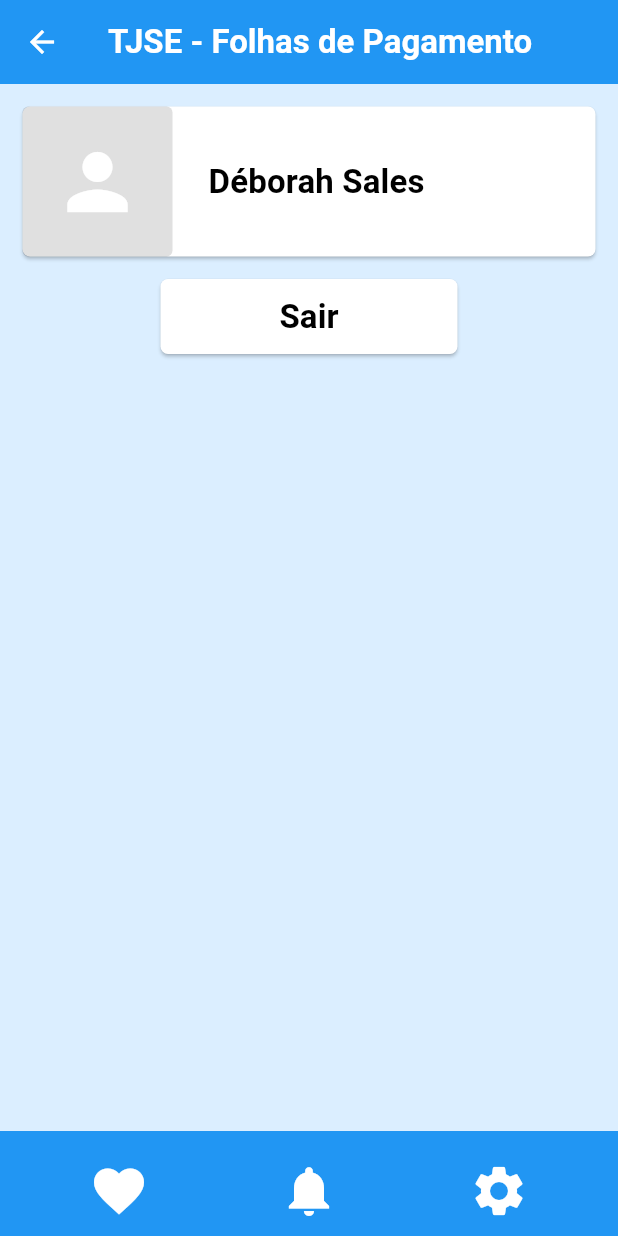
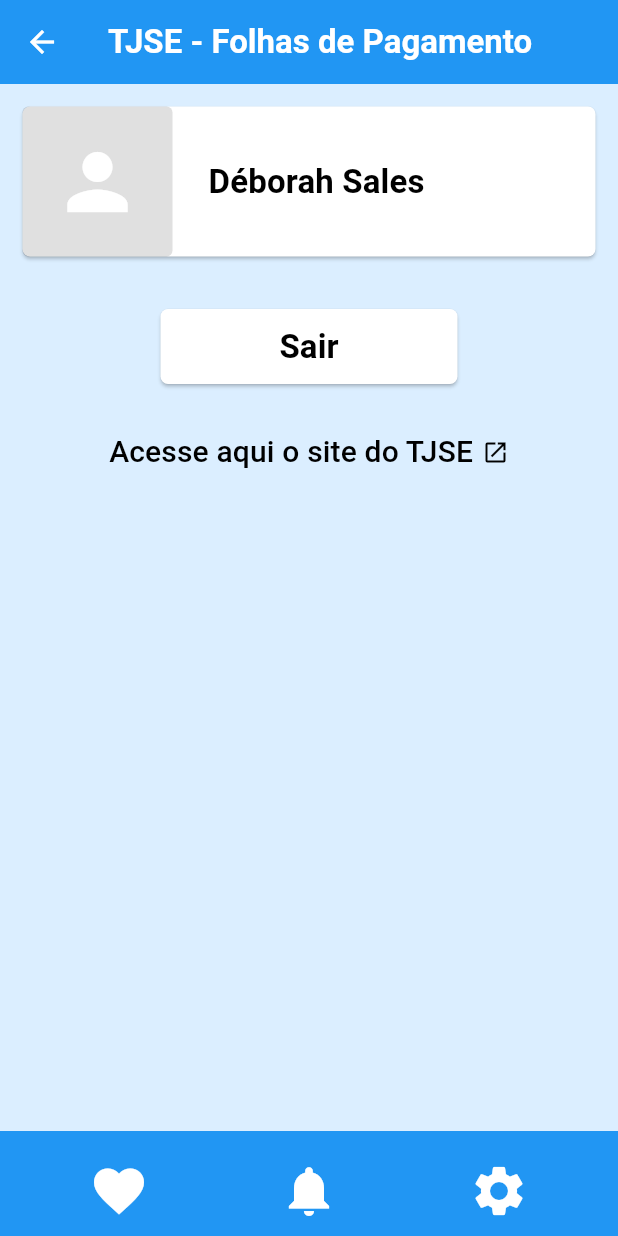
Before and after one commit to deborahsales/tjse_app, a Flutter app: the ExemploNomeScreen screen opened directly, after a tap on the "settings" icon, on a phone screen of 412 x 824 dp. Run offline on Flutter 3.47's test engine with Material 3 defaults, Android fonts, the phone set to English and light mode, and no system bars.

Commit message:
Inserindo link do tjse

```diff
--- a/lib/exemplos/exemplo_nome_screen.dart
+++ b/lib/exemplos/exemplo_nome_screen.dart
@@ -77,22 +77,22 @@
                   'Lotação XXX\nCargo XXX\nR\$ XX.XXXX,XX',
                   "XXXXXX\nXXXXXX\nXXXXXX\nXXXXXX"),
               Resultado(
-                  'Janeiro',
+                  'Fevereiro',
                   '2023',
                   'Lotação XXX\nCargo XXX\nR\$ XX.XXXX,XX',
                   "XXXXXX\nXXXXXX\nXXXXXX\nXXXXXX"),
               Resultado(
-                  'Janeiro',
+                  'Março',
                   '2023',
                   'Lotação XXX\nCargo XXX\nR\$ XX.XXXX,XX',
                   "XXXXXX\nXXXXXX\nXXXXXX\nXXXXXX"),
               Resultado(
-                  'Janeiro',
+                  'Abril',
                   '2023',
                   'Lotação XXX\nCargo XXX\nR\$ XX.XXXX,XX',
                   "XXXXXX\nXXXXXX\nXXXXXX\nXXXXXX"),
               Resultado(
-                  'Janeiro',
+                  'Maio',
                   '2023',
                   'Lotação XXX\nCargo XXX\nR\$ XX.XXXX,XX',
                   "XXXXXX\nXXXXXX\nXXXXXX\nXXXXXX")
--- a/lib/screens/perfil_screen.dart
+++ b/lib/screens/perfil_screen.dart
@@ -3,6 +3,7 @@
 import 'package:disp_moveis/screens/favoritos_screen.dart';
 import 'package:disp_moveis/screens/notificacoes_screen.dart';
 import '../components/perfil.dart';
+import 'package:url_launcher/url_launcher.dart';
 
 class PerfilScreen extends StatefulWidget {
   const PerfilScreen({super.key});
@@ -12,6 +13,8 @@
 }
 
 class _PerfilScreenState extends State<PerfilScreen> {
+  final tjseUri = Uri.parse('https://www.tjse.jus.br/transparencia-publico/inicio');
+
   @override
   Widget build(BuildContext context) {
     return Scaffold(
@@ -29,10 +32,12 @@
       ),
       body: ListView(children: [
         const Perfil("Déborah Sales"),
-        Row(
-          mainAxisAlignment: MainAxisAlignment.center,
+        Column(
+          crossAxisAlignment: CrossAxisAlignment.center,
           children: [
-            ElevatedButton(
+            Padding(
+              padding: const EdgeInsets.all(20),
+              child: ElevatedButton(
                   onPressed: () {
                     Navigator.push(
                       context,
@@ -62,6 +67,29 @@
                       ],
                     ),
                   )),
+            ),
+            TextButton(
+                onPressed: () async {
+                  if (await canLaunchUrl(tjseUri)){
+                    await launchUrl(tjseUri, mode: LaunchMode.externalApplication);
+                  }
+                },
+                child: const Row(
+                  mainAxisAlignment: MainAxisAlignment.center,
+                  children: [
+                    Padding(
+                      padding: EdgeInsets.all(3.0),
+                      child: Text(
+                        'Acesse aqui o site do TJSE',
+                        style: TextStyle(fontSize: 20, color: Colors.black),
+                      ),
+                    ),
+                    Padding(
+                      padding: EdgeInsets.all(3.0),
+                      child: Icon(Icons.open_in_new, color: Colors.black),
+                    )
+                  ],
+                ))
           ],
         )
       ]),
--- a/pubspec.yaml
+++ b/pubspec.yaml
@@ -39,6 +39,7 @@
 dev_dependencies:
   flutter_test:
     sdk: flutter
+  url_launcher: ^6.2.3
 
   # The "flutter_lints" package below contains a set of recommended lints to
   # encourage good coding practices. The lint set provided by the package is
```
Also changed, not shown: pubspec.lock, 1 other file. Lines whose indentation alone changed are shown as unchanged.
